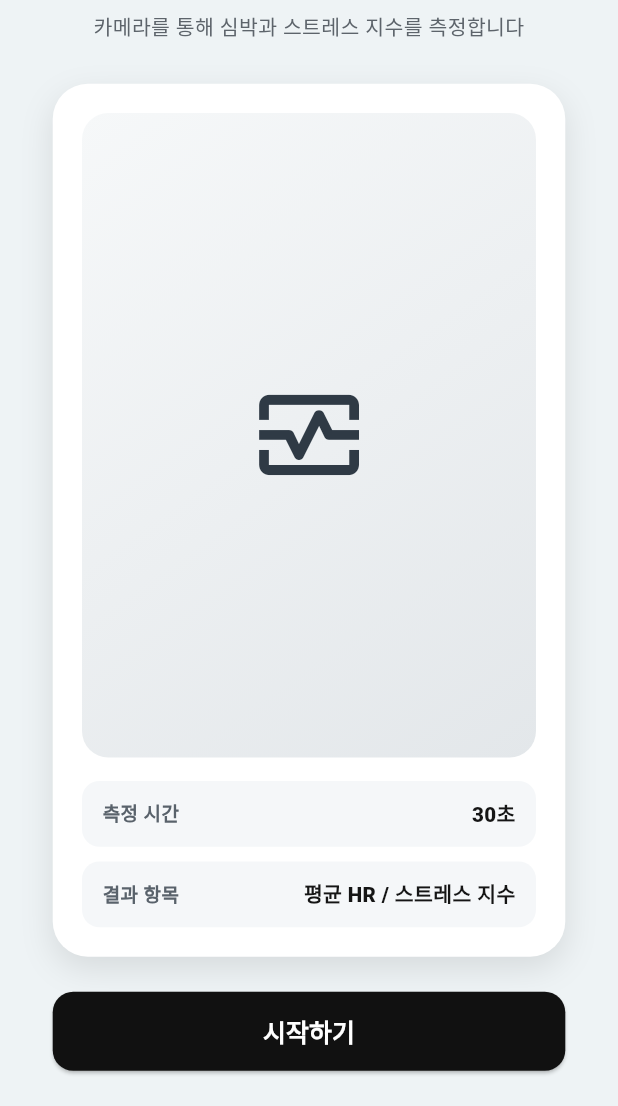
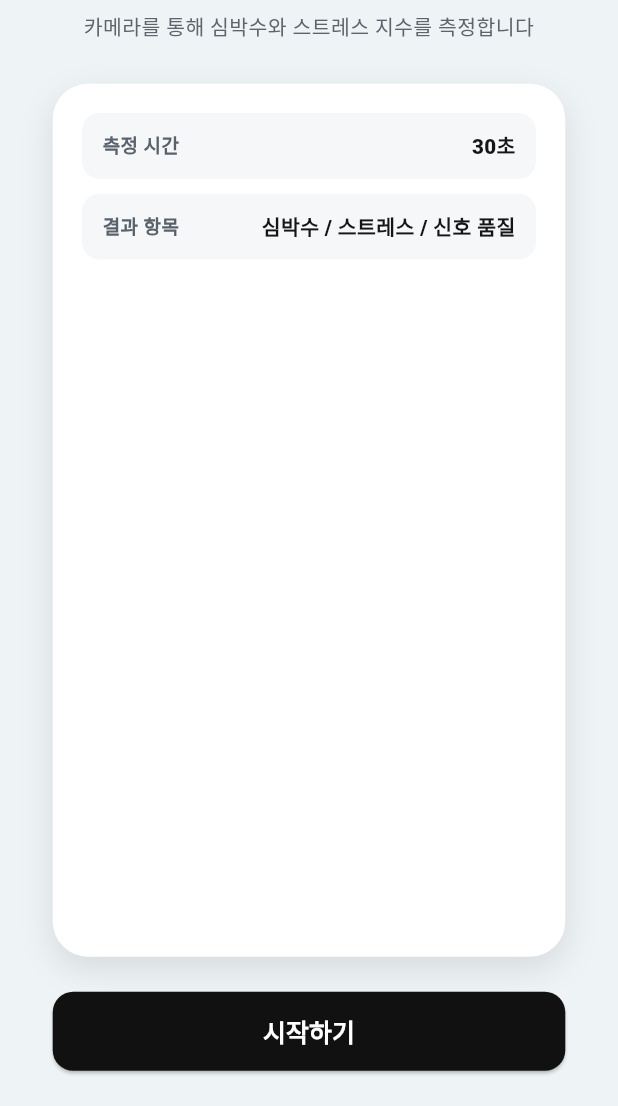
Before and after one commit to AI-Project-2025/rPPG, a Flutter app: the screen it shows after launch, on a phone screen of 412 x 824 dp, the part 130-1236 px from its top. Run offline on Flutter 3.47's test engine with Material 3 defaults, Android fonts, the phone set to English and light mode, and no system bars; our stand-ins replace camera, permission_handler, wakelock_plus.

Commit message:
0415 commit

```diff
--- a/Client/lib/pages/ans_balance_detail_page.dart
+++ b/Client/lib/pages/ans_balance_detail_page.dart
@@ -119,36 +119,36 @@ class AnsBalanceDetailScreen extends StatelessWidget {
                           top: 2,
                           rangeTitle: '80점 ~ 100점',
                           badgeColor: Color(0xFF618AF0),
-                          stateTitle: '최상의 컨디션',
-                          description: '신체의 방어력이 극대화되어 스트레스를 쉽게 튕겨낼 수 있는 상태입니다.',
+                          stateTitle: '극심한 스트레스 및 긴장 상태',
+                          description: '현재 교감신경이 과도하게 활성화되어 몸이 잔뜩 긴장하고 있습니다.',
                         ),
                         _AnsRangeCard(
                           top: 139,
                           rangeTitle: '60점 ~ 79점',
                           badgeColor: Color(0xFF6DF061),
-                          stateTitle: '좋은 회복력',
-                          description: '자율신경계가 튼튼하고 외부 환경 변화에 유연하게 대처할 수 있습니다.',
+                          stateTitle: '가벼운 스트레스 및 집중 상태',
+                          description: '활동적이고 집중력이 높은 상태이나, 약간의 스트레스가 감지됩니다.',
                         ),
                         _AnsRangeCard(
                           top: 276,
                           rangeTitle: '40점 ~ 59점',
                           badgeColor: Color(0xFFF0E461),
-                          stateTitle: '일반적인 활력 수준',
-                          description: '방전되지는 않았지만, 에너지를 아껴 써야 하는 평범한 상태입니다.',
+                          stateTitle: '최적의 자율신경 균형 상태',
+                          description: '긴장과 이완이 완벽한 조화를 이루고 있습니다.',
                         ),
                         _AnsRangeCard(
                           top: 413,
                           rangeTitle: '20점 ~ 39점',
                           badgeColor: Color(0xFFF06161),
-                          stateTitle: '회복력 저하 및 피로 누적',
-                          description: '피로가 누적되어 자율신경계의 융통성이 떨어지고 스트레스에 취약해졌습니다.',
+                          stateTitle: '피로 누적 및 깊은 이완 상태',
+                          description: '부교감신경이 활성화되어 몸이 휴식을 강하게 요구하고 있습니다.',
                         ),
                         _AnsRangeCard(
                           top: 550,
                           rangeTitle: '0점 ~ 19점',
                           badgeColor: Color(0xFF515151),
-                          stateTitle: '극도의 피로 및 방전',
-                          description: '신체의 대처 능력이 바닥나 작은 스트레스에도 크게 흔들릴 수 있는 상태입니다.',
+                          stateTitle: '극심한 무기력 및 번아웃 상태',
+                          description: '신체 에너지가 바닥나 짙은 무기력감을 느낄 수 있는 상태입니다.',
                         ),
                       ],
                     ),
@@ -259,7 +259,7 @@ class _AnsRangeCard extends StatelessWidget {
                   children: [
                     Positioned(
                       left: 3,
-                      top: 2,
+                      top: -1,
                       child: Text(
                         stateTitle,
                         style: const TextStyle(
@@ -271,7 +271,7 @@ class _AnsRangeCard extends StatelessWidget {
                     ),
                     Positioned(
                       left: 4,
-                      top: 24,
+                      top: 21,
                       child: SizedBox(
                         width: 286,
                         child: Text(
--- a/Client/lib/pages/main_page.dart
+++ b/Client/lib/pages/main_page.dart
@@ -32,7 +32,7 @@ class MainScreen extends StatelessWidget {
                   ),
                   const SizedBox(height: 8),
                   const Text(
-                    '카메라를 통해 심박과 스트레스 지수를 측정합니다',
+                    '카메라를 통해 심박수와 스트레스 지수를 측정합니다',
                     textAlign: TextAlign.center,
                     style: TextStyle(
                       fontSize: 14,
@@ -57,29 +57,6 @@ class MainScreen extends StatelessWidget {
                       ),
                       child: Column(
                         children: [
-                          Expanded(
-                            child: Container(
-                              decoration: BoxDecoration(
-                                borderRadius: BorderRadius.circular(18),
-                                gradient: const LinearGradient(
-                                  begin: Alignment.topLeft,
-                                  end: Alignment.bottomRight,
-                                  colors: [
-                                    Color(0xFFF6F8F9),
-                                    Color(0xFFE3E7EA),
-                                  ],
-                                ),
-                              ),
-                              child: const Center(
-                                child: Icon(
-                                  Icons.monitor_heart_outlined,
-                                  size: 82,
-                                  color: Color(0xFF2F3A45),
-                                ),
-                              ),
-                            ),
-                          ),
-                          const SizedBox(height: 16),
                           _InfoRow(
                             label: '측정 시간',
                             value: '30초',
@@ -87,7 +64,7 @@ class MainScreen extends StatelessWidget {
                           const SizedBox(height: 10),
                           _InfoRow(
                             label: '결과 항목',
-                            value: '평균 HR / 스트레스 지수',
+                            value: '심박수 / 스트레스 / 신호 품질',
                           ),
                         ],
                       ),
--- a/Client/lib/pages/recovery_detail_page.dart
+++ b/Client/lib/pages/recovery_detail_page.dart
@@ -250,7 +250,7 @@ class _RecoveryRangeCard extends StatelessWidget {
                   children: [
                     Positioned(
                       left: 3,
-                      top: 2,
+                      top: -1,
                       child: Text(
                         stateTitle,
                         style: const TextStyle(
@@ -262,7 +262,7 @@ class _RecoveryRangeCard extends StatelessWidget {
                     ),
                     Positioned(
                       left: 4,
-                      top: 24,
+                      top: 21,
                       child: SizedBox(
                         width: 286,
                         child: Text(
--- a/Client/lib/pages/result_page.dart
+++ b/Client/lib/pages/result_page.dart
@@ -32,6 +32,14 @@ class DataExtractionResultScreen extends StatelessWidget {
     if (_recoveryScore >= 40) return '일반적인 활력 수준';
     if (_recoveryScore >= 20) return '회복력 저하 및 피로 누적';
     return '극도의 피로 및 방전';
+  }
+
+  String get _ansStateLabel {
+    if (_stressScore >= 80) return '극심한 스트레스 및 긴장 상태';
+    if (_stressScore >= 60) return '가벼운 스트레스 및 집중 상태';
+    if (_stressScore >= 40) return '최적의 자율신경 균형 상태';
+    if (_stressScore >= 20) return '피로 누적 및 깊은 이완 상태';
+    return '극심한 무기력 및 번아웃 상태';
   }
 
   @override
@@ -159,7 +167,7 @@ class DataExtractionResultScreen extends StatelessWidget {
                           top: 402,
                           child: _AnsCard(
                             markerX: ansMarkerX,
-                            stateLabel: _stressScore > 65 ? '피로 누적 상태' : '균형 상태',
+                            stateLabel: _ansStateLabel,
                             onInfoTap: () {
                               Navigator.push(
                                 context,
@@ -496,14 +504,18 @@ class _AnsCard extends StatelessWidget {
             ),
           ),
           Positioned(
-            left: 151,
-            top: 109,
+            left: 0,
+            right: 0,
+            bottom: 28,
+            child: Center(
               child: Text(
                 stateLabel,
+                textAlign: TextAlign.center,
                 style: const TextStyle(
                   fontSize: 11,
                   fontWeight: FontWeight.w700,
                   color: Color(0xFFFF00E6),
+                ),
               ),
             ),
           ),
--- a/Client/lib/pages/signal_quality_detail_page.dart
+++ b/Client/lib/pages/signal_quality_detail_page.dart
@@ -240,7 +240,7 @@ class _QualityRangeCard extends StatelessWidget {
                   children: [
                     Positioned(
                       left: 3,
-                      top: 2,
+                      top: -1,
                       child: Text(
                         stateTitle,
                         style: const TextStyle(
@@ -252,7 +252,7 @@ class _QualityRangeCard extends StatelessWidget {
                     ),
                     Positioned(
                       left: 4,
-                      top: 24,
+                      top: 21,
                       child: SizedBox(
                         width: 286,
                         child: Text(
--- a/Client/lib/pages/stress_detail_page.dart
+++ b/Client/lib/pages/stress_detail_page.dart
@@ -229,7 +229,7 @@ class _StressRangeCard extends StatelessWidget {
                   children: [
                     Positioned(
                       left: 3,
-                      top: 2,
+                      top: -1,
                       child: Text(
                         stateTitle,
                         style: const TextStyle(
@@ -241,7 +241,7 @@ class _StressRangeCard extends StatelessWidget {
                     ),
                     Positioned(
                       left: 4,
-                      top: 24,
+                      top: 21,
                       child: SizedBox(
                         width: 286,
                         child: Text(
```
Lines whose indentation alone changed are shown as unchanged.
